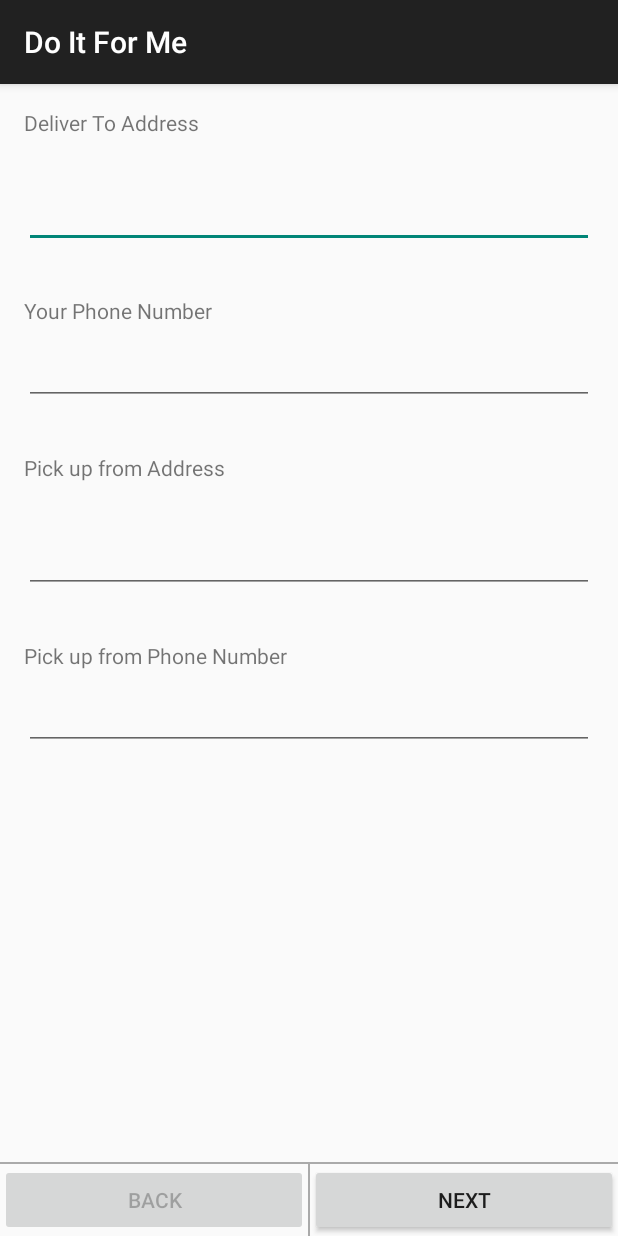
After one commit to samcoer/difm, an Android app: the fragment ParcelWizard shown on its own in the app's theme, on a phone screen of 412 x 824 dp. The commit adds this screen. Run offline under Robolectric (Android 15) with nearby library versions, the phone set to English and light mode, and no system bars.

Commit message:
Fixing wizard workflow issue.

```diff
--- /dev/null
+++ b/DoItForMe/app/src/main/java/info/doitforme/fragments/formsteps/ParcelWizard.java
@@ -0,0 +1,23 @@
+package info.doitforme.fragments.formsteps;
+
+import android.os.Bundle;
+import android.support.v4.app.Fragment;
+import android.view.LayoutInflater;
+import android.view.View;
+import android.view.ViewGroup;
+
+import info.doitforme.R;
+
+/**
+ * Created by ptanwar on 17/07/15.
+ */
+public class ParcelWizard extends Fragment {
+    public ParcelWizard() {
+    }
+
+    @Override
+    public View onCreateView(LayoutInflater inflater, ViewGroup container, Bundle savedInstanceState) {
+        View rootView = inflater.inflate(R.layout.parcel_wizard_loader, container, false);
+        return rootView;
+    }
+}
--- /dev/null
+++ b/DoItForMe/app/src/main/res/layout/parcel_wizard_loader.xml
@@ -0,0 +1,11 @@
+<?xml version="1.0" encoding="utf-8"?>
+<FrameLayout  xmlns:android="http://schemas.android.com/apk/res/android"
+    android:orientation="vertical"
+    android:layout_width="fill_parent"
+    android:layout_height="fill_parent">
+    <fragment
+        android:id="@+id/tutorial_wizard_fragment"
+        android:layout_width="match_parent"
+        android:layout_height="wrap_content"
+        android:name="info.doitforme.fragments.CreateBringNewParcelTask"/>
+</FrameLayout >
```
Also changed, not shown: DoItForMe/app/src/main/java/info/doitforme/MainActivity.java (+13 -3 lines), DoItForMe/app/src/main/java/info/doitforme/fragments/Login.java (+13 -3 lines), DoItForMe/app/src/main/java/info/doitforme/fragments/MyTasks.java (+12 -3 lines), DoItForMe/app/src/main/java/info/doitforme/utils/Constants.java (added, +12 -0 lines), DoItForMe/app/src/main/java/info/doitforme/fragments/CreateBringNewParcelTask.java (line endings or trailing spaces), 3 other files.
